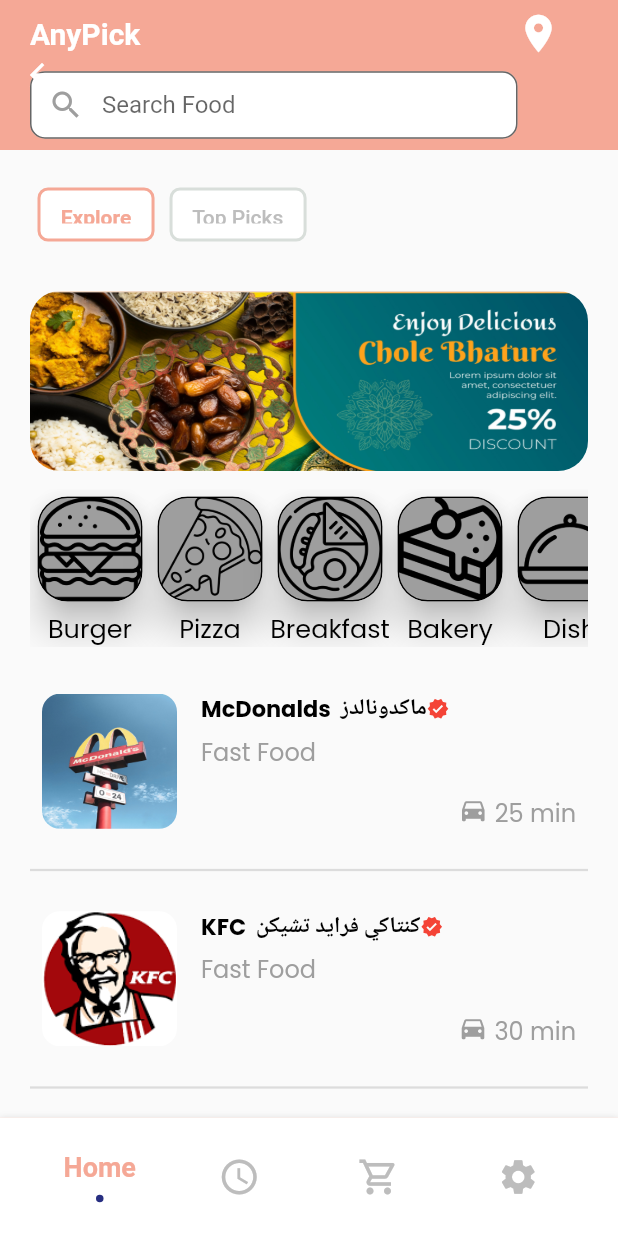
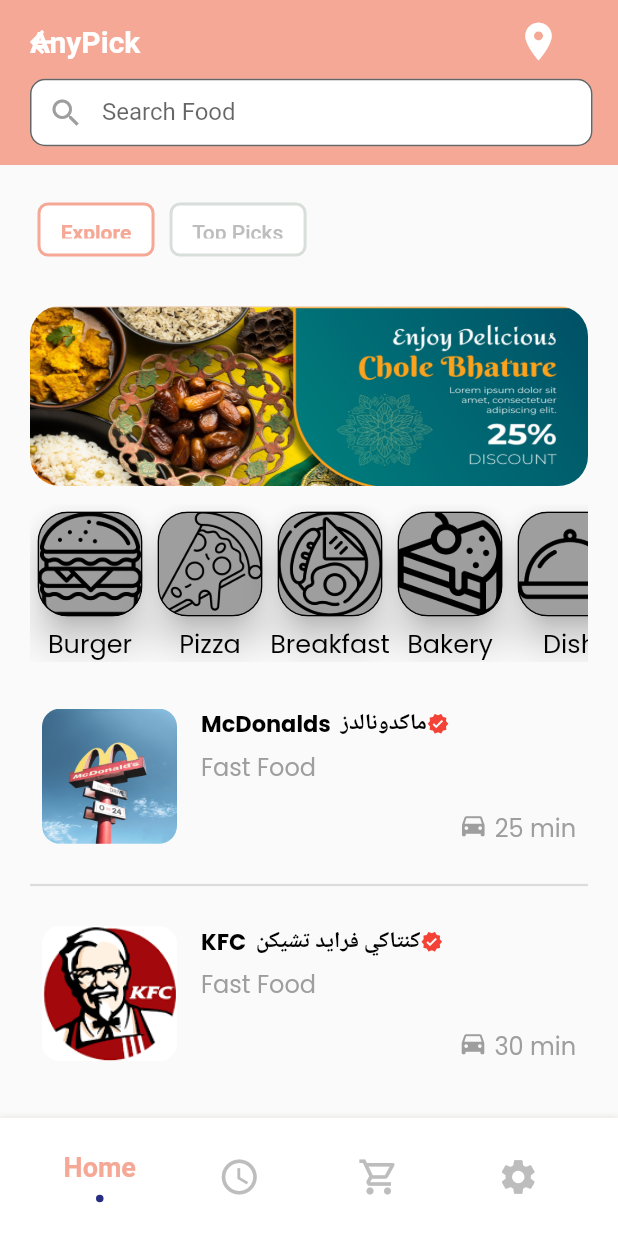
Before and after one commit to ED209Repo/AnyPick, a Flutter app: the HomeScreen screen opened directly, on a phone screen of 412 x 824 dp. Run offline on Flutter 3.47's test engine with Material 2 defaults, Android fonts, the phone set to English and light mode, and no system bars; drawn by our look-alikes of buttons_tabbar, card_swiper, flashy_tab_bar2; our stand-ins replace cool_alert, country_picker, expansion_tile_card, flutter_card_swiper, fluttertoast, google_fonts and 5 more; missing offline and left inert: fast_color_picker, flutterme_credit_card; accounts and stored records are empty; generated files the repository leaves out were written again.

Commit message:
lastupdate
lastupdate

```diff
--- a/lib/AccountSettings.dart
+++ b/lib/AccountSettings.dart
@@ -26,8 +26,6 @@
   // Map notification types to their respective icons
   final Map<String, IconData> notificationIcons = {
     'Push Notifications': Icons.notifications,
-    'SMS Notifications': Icons.message,
-    'Promotional Notifications': Icons.local_offer,
   };
 
   // Define custom color F5A896
--- a/lib/Cart_screen.dart
+++ b/lib/Cart_screen.dart
@@ -159,6 +159,11 @@
     final double buttonHeight = screenHeight * 0.06; // Adjust the fraction as needed
 
     return Scaffold(
+      appBar: AppBar(
+        title: Text('Cart'),
+        centerTitle: true,
+        backgroundColor: AppColors.themeColor,
+      ),
       body: SingleChildScrollView(
         child: Column(
           children: [
--- a/lib/MenuPage.dart
+++ b/lib/MenuPage.dart
@@ -95,7 +95,7 @@
                       Navigator.push(
                         context,
                         MaterialPageRoute(
-                          builder: (context) => const MenuPage(),
+                          builder: (context) => const HomeScreen(),
                         ),
                       );
 
--- a/lib/NewHomeScreen.dart
+++ b/lib/NewHomeScreen.dart
@@ -25,27 +25,33 @@
       child: DefaultTabController(
         length: 4,
         child: Scaffold(
-          appBar: AppBar(
-            toolbarHeight: 100,
+          appBar: PreferredSize(
+  preferredSize: Size.fromHeight(110.0),
+  child: AppBar(
     backgroundColor: AppColors.themeColor,
     elevation: 0,
     flexibleSpace: Column(
       mainAxisAlignment: MainAxisAlignment.center,
       crossAxisAlignment: CrossAxisAlignment.stretch,
       children: [
-                  const Padding(
-                    padding: EdgeInsets.only(left: 20),
+        Padding(
+          padding: const EdgeInsets.only(left: 20),
           child: Row(
             mainAxisAlignment: MainAxisAlignment.start,
             children: [
-                        Text("AnyPick",style: TextStyle(
+              Text(
+                "AnyPick",
+                style: TextStyle(
                   fontWeight: FontWeight.bold,
                   fontSize: 20,
                   color: Colors.white,
-                        ),),
+                ),
+              ),
               Spacer(),
               Spacer(),
-                        Expanded(child: Icon(Icons.location_on,size: 30,color: Colors.white,))
+              Expanded(
+                child: Icon(Icons.location_on, size: 30, color: Colors.white),
+              )
             ],
           ),
         ),
@@ -57,11 +63,11 @@
             children: [
               Container(
                 height: 45,
-                          width: 325,
+                width: 375,
                 child: TextField(
                   textAlign: TextAlign.start,
                   decoration: InputDecoration(
-                              label: const Text("Search Food"),
+                    labelText: "Search Food",
                     floatingLabelBehavior: FloatingLabelBehavior.never,
                     prefixIcon: const Icon(Icons.search, color: Colors.grey),
                     filled: true,
@@ -87,6 +93,7 @@
           ),
         )
       ],
+    ),
   ),
 ),
           body: Padding(
```
Lines whose indentation alone changed are shown as unchanged.
